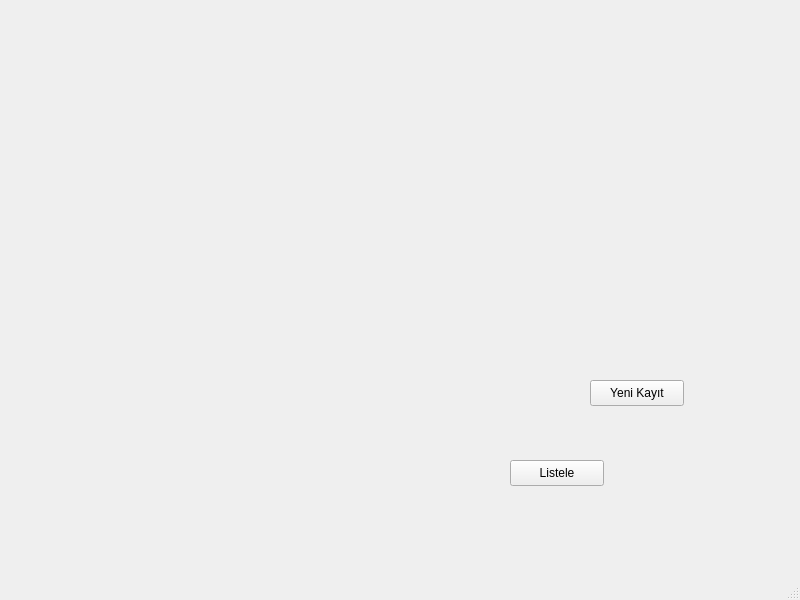
cihansenyuz/tax-calc, file gui/mainwindow.ui: the form before one commit.
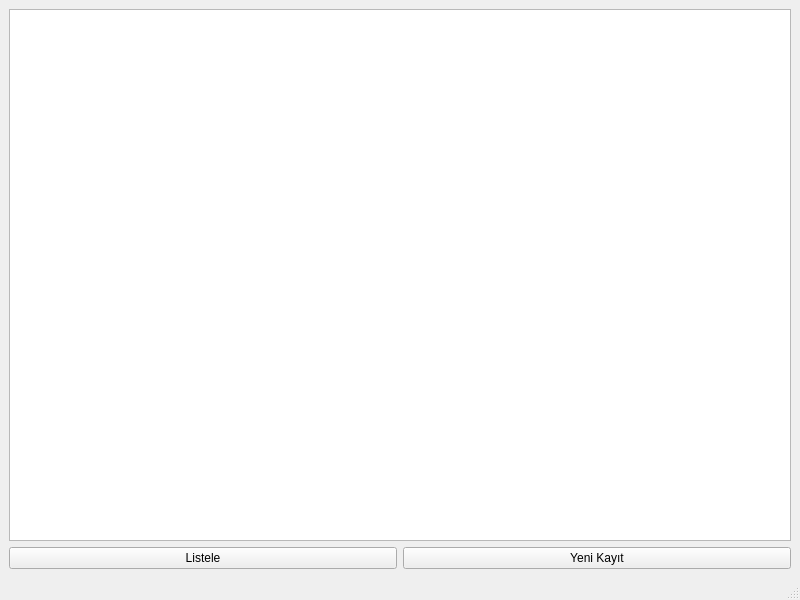
The form after the commit.

Commit message: implement table to list saved assets

The edit to the form file:
```diff
--- a/gui/mainwindow.ui
+++ b/gui/mainwindow.ui
@@ -14,32 +14,29 @@
    <string>Vergi Hesaplayıcı</string>
   </property>
   <widget class="QWidget" name="centralwidget">
-   <widget class="QPushButton" name="createButton">
-    <property name="geometry">
-     <rect>
-      <x>590</x>
-      <y>380</y>
-      <width>94</width>
-      <height>26</height>
-     </rect>
-    </property>
-    <property name="text">
-     <string>Yeni Kayıt</string>
-    </property>
-   </widget>
+   <layout class="QVBoxLayout" name="verticalLayout">
+    <item>
+     <widget class="QTableWidget" name="tableWidget"/>
+    </item>
+    <item>
+     <layout class="QHBoxLayout" name="horizontalLayout">
+      <item>
    <widget class="QPushButton" name="printButton">
-    <property name="geometry">
-     <rect>
-      <x>510</x>
-      <y>460</y>
-      <width>94</width>
-      <height>26</height>
-     </rect>
-    </property>
     <property name="text">
      <string>Listele</string>
     </property>
    </widget>
+      </item>
+      <item>
+       <widget class="QPushButton" name="createButton">
+        <property name="text">
+         <string>Yeni Kayıt</string>
+        </property>
+       </widget>
+      </item>
+     </layout>
+    </item>
+   </layout>
   </widget>
   <widget class="QMenuBar" name="menubar">
    <property name="geometry">
```
Lines whose indentation alone changed are shown as unchanged. The commit also changes 2 other files.
